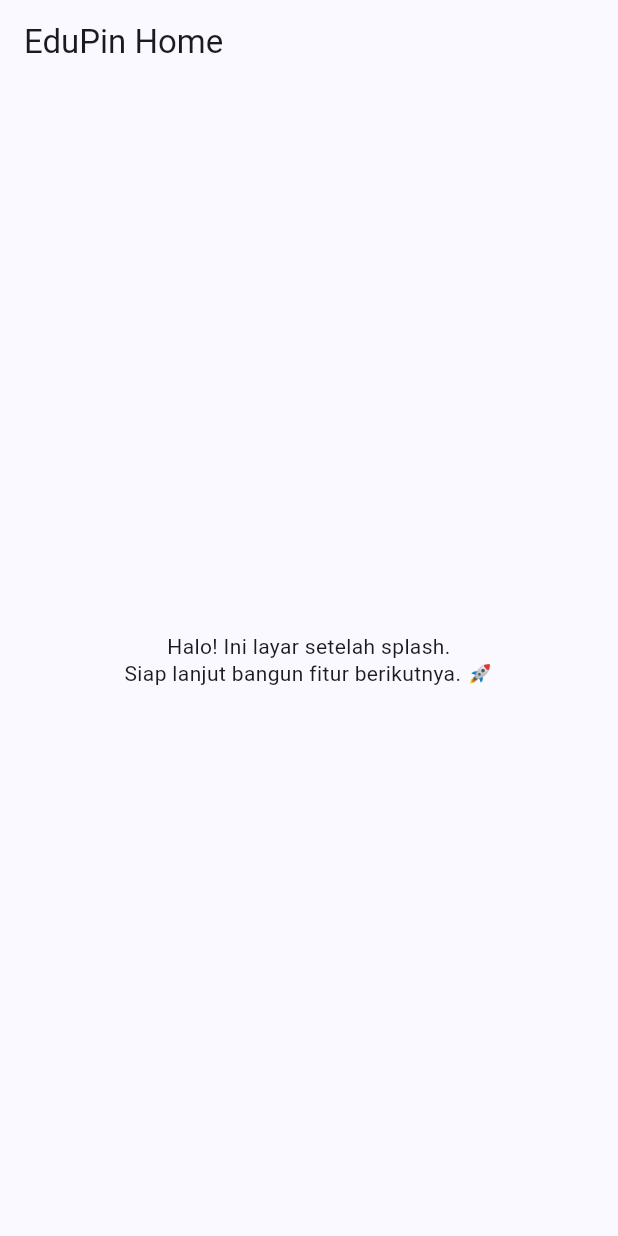
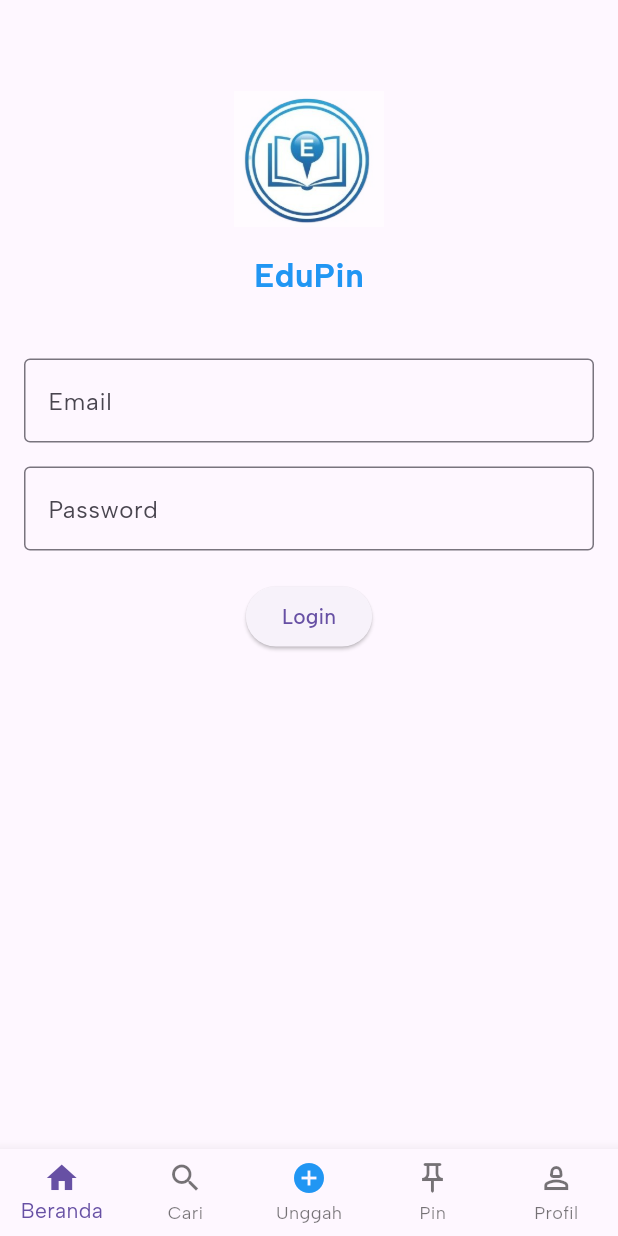
Before and after one commit to feliceyovita/EduPin, a Flutter app: the screen it shows after launch, on a phone screen of 412 x 824 dp. Run offline on Flutter 3.47's test engine with Material 3 defaults, Android fonts, the phone set to English and light mode, and no system bars; statements that could not run were skipped.

Commit message:
tambah screen

```diff
--- a/lib/main.dart
+++ b/lib/main.dart
@@ -1,164 +1,23 @@
-import 'dart:async';
 import 'package:flutter/material.dart';
-import 'package:flutter/services.dart';
+import 'package:edupin/screens/splash_screen.dart';
 
-void main() => runApp(const EduPinApp());
+void main() {
+  runApp(const MyApp());
+}
 
-class EduPinApp extends StatelessWidget {
-  const EduPinApp({super.key});
+class MyApp extends StatelessWidget {
+  const MyApp({super.key});
 
   @override
   Widget build(BuildContext context) {
     return MaterialApp(
-      title: 'EduPin',
+      title: 'Edupin',
+      theme: ThemeData(
+        primarySwatch: Colors.blue,
+        fontFamily: "AlbertSans",
+      ),
+      home: const SplashScreen(),
       debugShowCheckedModeBanner: false,
-      theme: ThemeData(
-        colorScheme: ColorScheme.fromSeed(seedColor: const Color(0xFF0A7BFF)),
-        useMaterial3: true,
-        textTheme: const TextTheme(
-          headlineMedium: TextStyle(fontWeight: FontWeight.w700),
-          bodyMedium: TextStyle(height: 1.3),
-        ),
-      ),
-      home: const SplashScreen(), // <- pastikan mulai dari Splash
     );
   }
 }
-
-class SplashScreen extends StatefulWidget {
-  const SplashScreen({
-    super.key,
-    this.delay = const Duration(milliseconds: 2200),
-  });
-
-  /// Bisa diubah saat testing biar ga nunggu lama.
-  final Duration delay;
-
-  @override
-  State<SplashScreen> createState() => _SplashScreenState();
-}
-
-class _SplashScreenState extends State<SplashScreen> {
-  Timer? _timer;
-  late final Image _logo =
-  Image.asset('assets/logo/edupin_logo.png', filterQuality: FilterQuality.medium);
-
-  @override
-  void initState() {
-    super.initState();
-
-    // Preload logo supaya saat muncul tidak kedip.
-    // ignore: discarded_futures
-    WidgetsBinding.instance.addPostFrameCallback((_) async {
-      await precacheImage(_logo.image, context);
-    });
-
-    _timer = Timer(widget.delay, _goNext);
-  }
-
-  void _goNext() {
-    if (!mounted) return;
-    Navigator.of(context).pushReplacement(
-      MaterialPageRoute(builder: (_) => const HomeScreen()),
-    );
-  }
-
-  @override
-  void dispose() {
-    _timer?.cancel();
-    super.dispose();
-  }
-
-  @override
-  Widget build(BuildContext context) {
-    final mq = MediaQuery.of(context);
-    final size = mq.size;
-    final shortest = size.shortestSide;
-    final padding = shortest * 0.04;
-
-    // batas responsif
-    final maxLogoHeight = size.height * 0.38;
-    final maxLogoWidth = size.width * 0.66;
-
-    return AnnotatedRegion<SystemUiOverlayStyle>(
-      value: mq.platformBrightness == Brightness.dark
-          ? SystemUiOverlayStyle.light
-          : SystemUiOverlayStyle.dark,
-      child: WillPopScope(
-        // Cegah tombol back keluar saat splash.
-        onWillPop: () async => false,
-        child: Scaffold(
-          backgroundColor: Theme.of(context).colorScheme.surface.withOpacity(0.98),
-          body: SafeArea(
-            child: LayoutBuilder(
-              builder: (context, constraints) {
-                final spacing = constraints.maxHeight * 0.02;
-                return Center(
-                  child: Padding(
-                    padding: EdgeInsets.all(padding),
-                    child: Column(
-                      mainAxisAlignment: MainAxisAlignment.center,
-                      children: [
-                        ConstrainedBox(
-                          constraints: BoxConstraints(
-                            maxHeight: maxLogoHeight,
-                            maxWidth: maxLogoWidth,
-                          ),
-                          child: AspectRatio(
-                            aspectRatio: 1,
-                            child: FittedBox(fit: BoxFit.contain, child: _logo),
-                          ),
-                        ),
-                        SizedBox(height: spacing * 1.5),
-                        Text(
-                          'EduPin',
-                          style: Theme.of(context).textTheme.headlineMedium?.copyWith(
-                            color: Theme.of(context).colorScheme.primary,
-                            letterSpacing: 0.2,
-                          ),
-                          textAlign: TextAlign.center,
-                        ),
-                        SizedBox(height: spacing * 0.75),
-                        Text(
-                          'Platform Berbagi Catatan Pelajaran',
-                          style: Theme.of(context).textTheme.bodyMedium?.copyWith(
-                            color: Theme.of(context)
-                                .colorScheme
-                                .onSurface
-                                .withOpacity(0.7),
-                          ),
-                          textAlign: TextAlign.center,
-                        ),
-                      ],
-                    ),
-                  ),
-                );
-              },
-            ),
-          ),
-        ),
-      ),
-    );
-  }
-}
-
-class HomeScreen extends StatelessWidget {
-  const HomeScreen({super.key});
-
-  @override
-  Widget build(BuildContext context) {
-    final pad = MediaQuery.of(context).size.shortestSide * 0.05;
-    return Scaffold(
-      appBar: AppBar(title: const Text('EduPin Home')),
-      body: Center(
-        child: Padding(
-          padding: EdgeInsets.all(pad),
-          child: const Text(
-            'Halo! Ini layar setelah splash.\nSiap lanjut bangun fitur berikutnya. 🚀',
-            textAlign: TextAlign.center,
-          ),
-        ),
-      ),
-    );
-  }
-}
--- /dev/null
+++ b/lib/screens/login_screen.dart
@@ -0,0 +1,61 @@
+import 'package:flutter/material.dart';
+import '../widgets/app_header.dart';
+import '../widgets/app_navbar.dart';
+
+class LoginScreen extends StatefulWidget {
+  const LoginScreen({super.key});
+
+  @override
+  State<LoginScreen> createState() => _LoginScreenState();
+}
+
+class _LoginScreenState extends State<LoginScreen> {
+  int _selectedIndex = 0;
+
+  void _onNavTap(int index) {
+    setState(() {
+      _selectedIndex = index;
+    });
+    // di sini bisa tambahin Navigator.push() ke screen lain
+  }
+
+  @override
+  Widget build(BuildContext context) {
+    return Scaffold(
+      body: Padding(
+        padding: const EdgeInsets.all(16.0),
+        child: Column(
+          children: [
+            const AppHeader(), // bagian atas
+            const SizedBox(height: 40),
+            TextField(
+              decoration: const InputDecoration(
+                labelText: "Email",
+                border: OutlineInputBorder(),
+              ),
+            ),
+            const SizedBox(height: 16),
+            TextField(
+              obscureText: true,
+              decoration: const InputDecoration(
+                labelText: "Password",
+                border: OutlineInputBorder(),
+              ),
+            ),
+            const SizedBox(height: 20),
+            ElevatedButton(
+              onPressed: () {
+                // TODO: handle login
+              },
+              child: const Text("Login"),
+            ),
+          ],
+        ),
+      ),
+      bottomNavigationBar: AppNavBar(
+        currentIndex: _selectedIndex,
+        onTap: _onNavTap,
+      ),
+    );
+  }
+}
--- /dev/null
+++ b/lib/widgets/app_header.dart
@@ -0,0 +1,28 @@
+import 'package:flutter/material.dart';
+
+class AppHeader extends StatelessWidget {
+  const AppHeader({super.key});
+
+  @override
+  Widget build(BuildContext context) {
+    return Column(
+      children: [
+        const SizedBox(height: 40), // biar ada jarak dari atas
+        Image.asset(
+          "assets/images/logo.png",
+          width: 100,
+          height: 100,
+        ),
+        const SizedBox(height: 12),
+        const Text(
+          "EduPin",
+          style: TextStyle(
+            fontSize: 22,
+            fontWeight: FontWeight.bold,
+            color: Colors.blue,
+          ),
+        ),
+      ],
+    );
+  }
+}
--- /dev/null
+++ b/lib/widgets/app_navbar.dart
@@ -0,0 +1,43 @@
+import 'package:flutter/material.dart';
+
+class AppNavBar extends StatelessWidget {
+
+  final int currentIndex;
+  final Function(int) onTap;
+
+  const AppNavBar({super.key, required this.currentIndex, required this.onTap});
+
+  @override
+  Widget build(BuildContext context) {
+    return BottomNavigationBar(
+      type: BottomNavigationBarType.fixed,
+      currentIndex: currentIndex,
+      onTap: onTap,
+      items: const [
+        BottomNavigationBarItem(
+          icon: Icon(Icons.home),
+          label: "Beranda",
+        ),
+        BottomNavigationBarItem(
+          icon: Icon(Icons.search),
+          label: "Cari",
+        ),
+        BottomNavigationBarItem(
+          icon: Icon(
+              Icons.add_circle,
+              color: Colors.blue,
+          ),
+          label: "Unggah",
+        ),
+        BottomNavigationBarItem(
+          icon: Icon(Icons.push_pin_outlined),
+          label: "Pin",
+        ),
+        BottomNavigationBarItem(
+          icon: Icon(Icons.person_2_outlined),
+          label: "Profil",
+        ),
+      ],
+    );
+  }
+}
```
Also changed, not shown: lib/screens/splash_screen.dart (added, +103 -0 lines), pubspec.yaml (+14 -13 lines), assets/fonts/AlbertSans-Bold.ttf (added), assets/fonts/AlbertSans-ExtraBold.ttf (added), assets/fonts/AlbertSans-Medium.ttf (added), assets/fonts/AlbertSans-Regular.ttf (added), assets/fonts/AlbertSans-SemiBold.ttf (added), assets/images/logo.png (renamed from assets/logo/edupin_logo.png).
